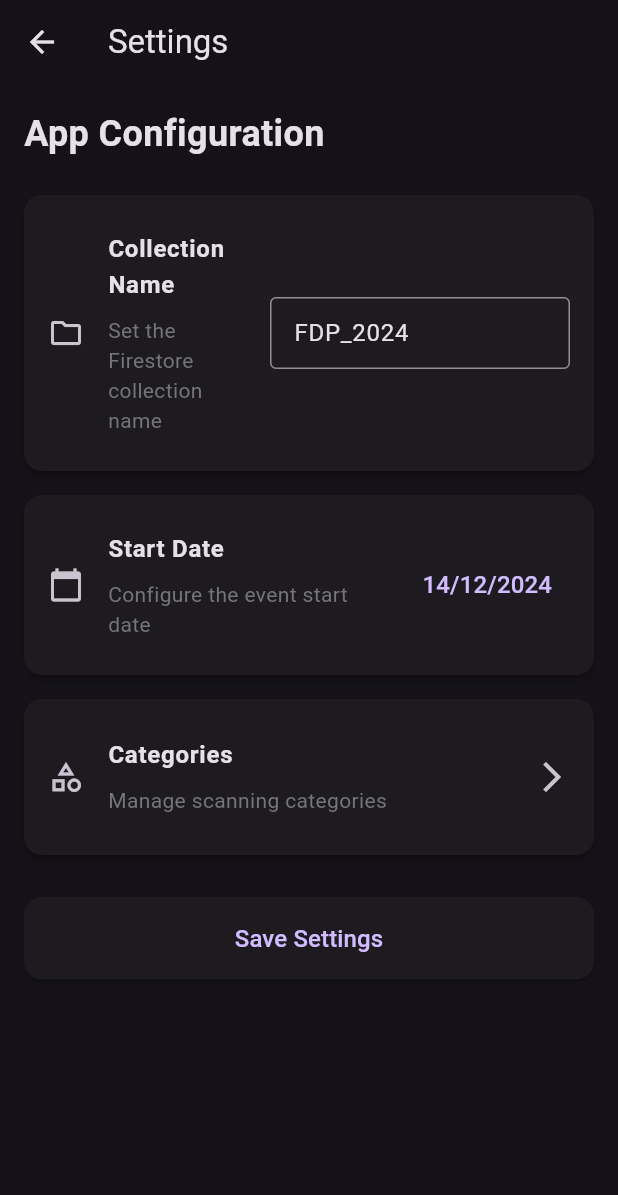
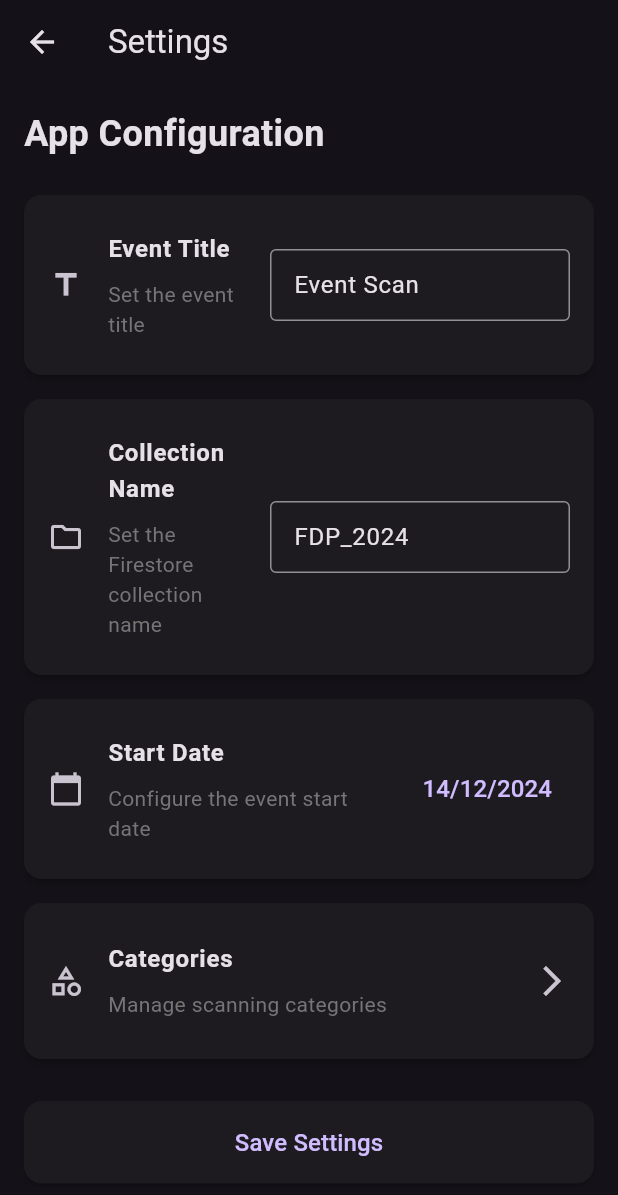
Before and after one commit to jeryjs/Event_Scan, a Flutter app: the screen it shows after launch, after a tap on "Settings", on a phone screen of 412 x 824 dp. Shown: the top 1195 px of the screen. Run offline on Flutter 3.47's test engine with Material 3 defaults, Android fonts, the phone set to English and light mode, and no system bars; our stand-ins replace audioplayers, cloud_firestore, file_picker, firebase_core, flutter_colorpicker, flutter_slidable and 1 more; missing offline and left inert: excel, flutter_iconpicker, mobile_scanner; accounts and stored records are empty.

Commit message:
feat: Add setting for configuring Event TItle

```diff
--- a/lib/screens/home/day_header.dart
+++ b/lib/screens/home/day_header.dart
@@ -1,7 +1,6 @@
 import 'dart:ui';
 import 'package:flutter/material.dart';
-
-
+import 'package:party_scan/services/database.dart';
 class DayHeader extends StatelessWidget {
   final int day;
 
@@ -9,6 +8,10 @@ class DayHeader extends StatelessWidget {
 
   @override
   Widget build(BuildContext context) {
+    return FutureBuilder<String>(
+      future: Database.getEventTitle(),
+      builder: (context, snapshot) {
+        final title = snapshot.data ?? 'Event Scan';
         return Container(
           padding: EdgeInsets.only(
             top: MediaQuery.of(context).padding.top + 40,
@@ -37,7 +40,15 @@ class DayHeader extends StatelessWidget {
                 child: Column(
                   mainAxisSize: MainAxisSize.min,
                   children: [
-                const EventTitle(),
+                    Text(
+                      title,
+                      textAlign: TextAlign.center,
+                      style: const TextStyle(
+                        fontSize: 26,
+                        fontWeight: FontWeight.w600,
+                        letterSpacing: 1.2,
+                      ),
+                    ),
                     const SizedBox(height: 20),
                     Row(
                       mainAxisAlignment: MainAxisAlignment.center,
@@ -73,6 +84,8 @@ class DayHeader extends StatelessWidget {
             ),
           ),
         );
+      },
+    );
   }
 }
 
@@ -99,28 +112,3 @@ class GradientText extends StatelessWidget {
     );
   }
 }
-class EventTitle extends StatelessWidget {
-  const EventTitle({super.key});
-
-  @override
-  Widget build(BuildContext context) {
-    return TweenAnimationBuilder<double>(
-      tween: Tween<double>(begin: 0, end: 1),
-      duration: const Duration(seconds: 2),
-      builder: (context, value, child) {
-        return Opacity(
-          opacity: value,
-          child: const Text(
-            'Faculty Development Program',
-            textAlign: TextAlign.center,
-            style: TextStyle(
-              fontSize: 28,
-              fontWeight: FontWeight.w600,
-              letterSpacing: 1.2,
-            ),
-          ),
-        );
-      },
-    );
-  }
-}
--- a/lib/screens/settings/settings_screen.dart
+++ b/lib/screens/settings/settings_screen.dart
@@ -1,5 +1,6 @@
 import 'package:flutter/material.dart';
 import 'package:cloud_firestore/cloud_firestore.dart';
+import '../../services/database.dart';
 import 'manage_categories_dialog.dart';
 
 class SettingsScreen extends StatefulWidget {
@@ -11,6 +12,7 @@ class SettingsScreen extends StatefulWidget {
 
 class _SettingsScreenState extends State<SettingsScreen> {
   final _collectionNameController = TextEditingController();
+  final _eventTitleController = TextEditingController();
   DateTime? _startDate;
   bool _isLoading = true;
 
@@ -28,9 +30,11 @@ class _SettingsScreenState extends State<SettingsScreen> {
     if (snapshot.exists) {
       var data = snapshot.data() as Map<String, dynamic>;
       _collectionNameController.text = data['collectionName'] ?? 'FDP_2024';
+      _eventTitleController.text = await Database.getEventTitle();
       _startDate = (data['startDate'] as Timestamp).toDate();
     } else {
       _collectionNameController.text = 'FDP_2024';
+      _eventTitleController.text = await Database.getEventTitle();
       _startDate = DateTime.now();
     }
     setState(() {
@@ -43,6 +47,7 @@ class _SettingsScreenState extends State<SettingsScreen> {
       'collectionName': _collectionNameController.text.trim(),
       'startDate': Timestamp.fromDate(_startDate!),
     }, SetOptions(merge: true));
+    await Database.saveEventTitle(_eventTitleController.text.trim());
     if (mounted) {
       ScaffoldMessenger.of(context).showSnackBar(
         const SnackBar(content: Text('Settings saved')),
@@ -126,6 +131,21 @@ class _SettingsScreenState extends State<SettingsScreen> {
                 SliverList(
                   delegate: SliverChildListDelegate([
                     _buildSettingCard(
+                      title: 'Event Title',
+                      subtitle: 'Set the event title',
+                      leading: const Icon(Icons.title),
+                      trailing: SizedBox(
+                        width: 200,
+                        child: TextField(
+                          controller: _eventTitleController,
+                          decoration: const InputDecoration(
+                            isDense: true,
+                            border: OutlineInputBorder(),
+                          ),
+                        ),
+                      ),
+                    ),
+                    _buildSettingCard(
                       title: 'Collection Name',
                       subtitle: 'Set the Firestore collection name',
                       leading: const Icon(Icons.folder_outlined),
--- a/lib/services/database.dart
+++ b/lib/services/database.dart
@@ -180,7 +180,6 @@ class Database {
     return _firestore.collection('settings').doc('config').snapshots();
   }
 
-
   static Future<void> updateUsers(List<Map<String, dynamic>> usersData) async {
     final batch = _firestore.batch();
     final collection = await _getCollection();
@@ -213,4 +212,19 @@ class Database {
   static Future<void> deleteUser(String id) async {
     return _firestore.collection(await _getCollection()).doc(id).delete();
   }
+
+  static Future<String> getEventTitle() async {
+    var snapshot = await _firestore.collection('settings').doc('config').get();
+    if (snapshot.exists) {
+      var data = snapshot.data() as Map<String, dynamic>;
+      return data['eventTitle'] ?? 'Event Scan';
+    }
+    return 'Event Scan';
+  }
+
+  static Future<void> saveEventTitle(String title) async {
+    await _firestore.collection('settings').doc('config').set({
+      'eventTitle': title,
+    }, SetOptions(merge: true));
+  }
 }
```
Lines whose indentation alone changed are shown as unchanged.
